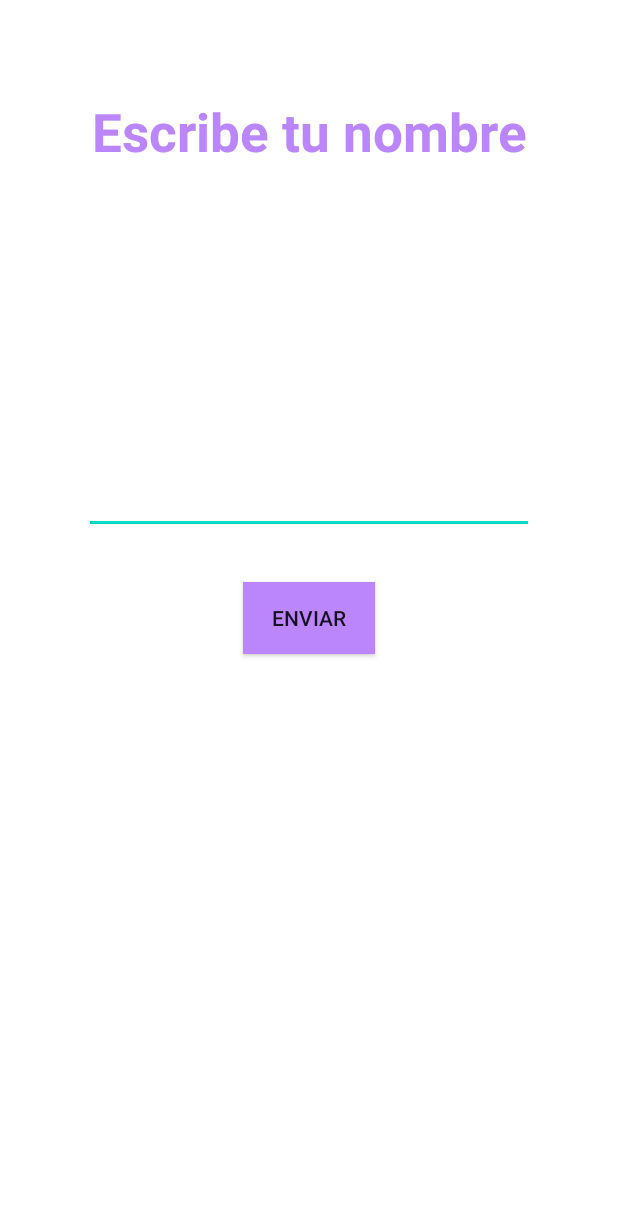
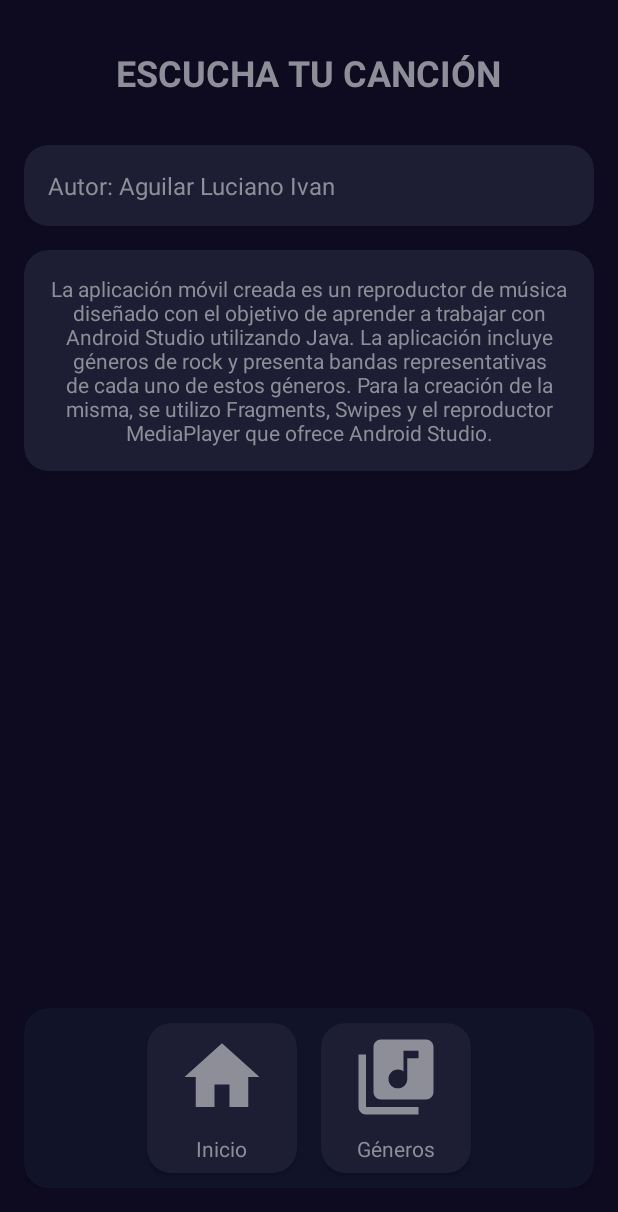
Before and after one commit to lucianoAguilarWD/EscuchaTuCancion, an Android app: the InformationActivity screen opened directly, with no data from a screen before it, on a phone screen of 412 x 824 dp. Shown: the top 1212 px of the screen. Run offline under Robolectric (Android 15) with nearby library versions, the phone set to English and light mode, and no system bars.

Commit message:
activity de información de la app y su vista

```diff
--- a/app/src/main/java/com/example/escuchatucancion/InformationActivity.java
+++ b/app/src/main/java/com/example/escuchatucancion/InformationActivity.java
@@ -1,24 +1,42 @@
 package com.example.escuchatucancion;
 
+import android.content.Intent;
 import android.os.Bundle;
+import androidx.appcompat.app.AppCompatActivity;
+import androidx.cardview.widget.CardView;
 
-import androidx.activity.EdgeToEdge;
-import androidx.appcompat.app.AppCompatActivity;
-import androidx.core.graphics.Insets;
-import androidx.core.view.ViewCompat;
-import androidx.core.view.WindowInsetsCompat;
 
 public class InformationActivity extends AppCompatActivity {
 
     @Override
     protected void onCreate(Bundle savedInstanceState) {
         super.onCreate(savedInstanceState);
-        EdgeToEdge.enable(this);
         setContentView(R.layout.activity_information);
-        ViewCompat.setOnApplyWindowInsetsListener(findViewById(R.id.main), (v, insets) -> {
-            Insets systemBars = insets.getInsets(WindowInsetsCompat.Type.systemBars());
-            v.setPadding(systemBars.left, systemBars.top, systemBars.right, systemBars.bottom);
-            return insets;
-        });
+
+        initializeUI();
+    }
+
+    private void initializeUI() {
+        CardView volverAInicio = findViewById(R.id.home);
+        CardView genres = findViewById(R.id.genres);
+
+        setNavigateTo(volverAInicio, this::navigateToMenu);
+        setNavigateTo(genres, this::navigateToGenre);
+
+    }
+
+    private void setNavigateTo(CardView cardView, Runnable action) {
+        cardView.setOnClickListener(v -> action.run());
+    }
+
+    private void navigateToGenre(){
+        Intent intent = new Intent(InformationActivity.this, MusicGenresActivity.class);
+        startActivity(intent);
+    }
+
+    // Método para navegar al menú
+    private void navigateToMenu() {
+        Intent intent = new Intent(InformationActivity.this, MenuActivity.class);
+        startActivity(intent);
     }
 }
--- a/app/src/main/res/layout/activity_information.xml
+++ b/app/src/main/res/layout/activity_information.xml
@@ -6,44 +6,155 @@
     android:id="@+id/main"
     android:layout_width="match_parent"
     android:layout_height="match_parent"
-    >
+    android:background="@color/background_app"
+    android:paddingHorizontal="16dp"
+    android:paddingVertical="32dp">
 
     <TextView
+        android:id="@+id/tvTitle"
         android:layout_width="wrap_content"
         android:layout_height="wrap_content"
-        android:layout_marginTop="64dp"
-        android:text="Escribe tu nombre"
-        android:textColor="@color/purple_200"
-        android:textSize="35sp"
+        android:text="@string/app_name"
+        android:textAllCaps="true"
+        android:textColor="@color/title_text"
+        android:textSize="24sp"
         android:textStyle="bold"
-        app:layout_constraintEnd_toEndOf="parent"
-        app:layout_constraintStart_toStartOf="parent"
-        app:layout_constraintTop_toTopOf="parent"
-
-        />
-
-    <androidx.appcompat.widget.AppCompatEditText
-        android:id="@+id/etName"
-        android:layout_width="300dp"
-        android:layout_height="wrap_content"
-        android:layout_marginBottom="32dp"
-        android:maxLines="1"
-        android:singleLine="true"
-        app:layout_constraintBottom_toTopOf="@+id/btnEnviar"
-        app:layout_constraintEnd_toEndOf="parent"
-        app:layout_constraintStart_toStartOf="parent"
-
-        />
-
-    <androidx.appcompat.widget.AppCompatButton
-        android:id="@+id/btnEnviar"
-        android:layout_width="wrap_content"
-        android:layout_height="wrap_content"
-        android:background="@color/purple_200"
-        android:text="Enviar"
-        app:layout_constraintBottom_toBottomOf="parent"
         app:layout_constraintEnd_toEndOf="parent"
         app:layout_constraintStart_toStartOf="parent"
         app:layout_constraintTop_toTopOf="parent" />
 
+    <androidx.cardview.widget.CardView
+        android:id="@+id/author"
+        android:layout_width="match_parent"
+        android:layout_height="wrap_content"
+        android:layout_marginTop="32dp"
+        app:cardBackgroundColor="@color/background_component"
+        app:cardCornerRadius="16dp"
+        app:layout_constraintEnd_toEndOf="parent"
+        app:layout_constraintStart_toStartOf="parent"
+        app:layout_constraintTop_toBottomOf="@id/tvTitle">
+
+        <TextView
+            android:id="@+id/tvAuthor"
+            android:layout_width="wrap_content"
+            android:layout_height="wrap_content"
+            android:layout_margin="16dp"
+            android:gravity="center"
+            android:text="@string/author"
+            android:textColor="@color/title_text"
+            android:textSize="16sp" />
+
+    </androidx.cardview.widget.CardView>
+
+    <androidx.cardview.widget.CardView
+        android:id="@+id/description"
+        android:layout_width="match_parent"
+        android:layout_height="wrap_content"
+        android:layout_marginTop="16dp"
+        app:cardBackgroundColor="@color/background_component"
+        app:cardCornerRadius="16dp"
+        app:layout_constraintEnd_toEndOf="parent"
+        app:layout_constraintStart_toStartOf="parent"
+        app:layout_constraintTop_toBottomOf="@id/author">
+
+        <TextView
+            android:id="@+id/tvDescription"
+            android:layout_width="wrap_content"
+            android:layout_height="wrap_content"
+            android:layout_margin="16dp"
+            android:gravity="center"
+            android:text="@string/description"
+            android:textColor="@color/title_text"
+            android:textSize="14sp" />
+
+    </androidx.cardview.widget.CardView>
+
+
+
+
+
+    <androidx.cardview.widget.CardView
+        android:layout_width="0dp"
+        android:layout_height="120dp"
+        app:cardBackgroundColor="@color/background_component_selected"
+        app:cardCornerRadius="16dp"
+        app:layout_constraintBottom_toBottomOf="parent"
+        app:layout_constraintEnd_toEndOf="parent"
+        app:layout_constraintStart_toStartOf="parent">
+
+        <LinearLayout
+            android:layout_width="match_parent"
+            android:layout_height="match_parent"
+            android:gravity="center"
+            android:orientation="horizontal">
+
+            <androidx.cardview.widget.CardView
+                android:id="@+id/home"
+                android:layout_width="100dp"
+                android:layout_height="100dp"
+                android:layout_marginEnd="16dp"
+                app:cardBackgroundColor="@color/background_component"
+                app:cardCornerRadius="16dp">
+
+                <androidx.appcompat.widget.LinearLayoutCompat
+                    android:layout_width="match_parent"
+                    android:layout_height="match_parent"
+                    android:gravity="center"
+                    android:orientation="vertical">
+
+                    <ImageView
+                        android:layout_width="60dp"
+                        android:layout_height="60dp"
+                        android:contentDescription=""
+                        android:src="@drawable/ic_home"
+                        app:tint="@color/title_text" />
+
+                    <TextView
+                        android:layout_width="wrap_content"
+                        android:layout_height="wrap_content"
+                        android:layout_marginTop="8dp"
+                        android:text="@string/home"
+                        android:textColor="@color/title_text" />
+
+                </androidx.appcompat.widget.LinearLayoutCompat>
+
+            </androidx.cardview.widget.CardView>
+
+            <androidx.cardview.widget.CardView
+                android:id="@+id/genres"
+                android:layout_width="100dp"
+                android:layout_height="100dp"
+                app:cardBackgroundColor="@color/background_component"
+                app:cardCornerRadius="16dp">
+
+                <androidx.appcompat.widget.LinearLayoutCompat
+                    android:layout_width="match_parent"
+                    android:layout_height="match_parent"
+                    android:gravity="center"
+                    android:orientation="vertical">
+
+                    <ImageView
+                        android:layout_width="60dp"
+                        android:layout_height="60dp"
+                        android:contentDescription=""
+                        android:src="@drawable/ic_genre"
+                        app:tint="@color/title_text" />
+
+                    <TextView
+                        android:layout_width="wrap_content"
+                        android:layout_height="wrap_content"
+                        android:layout_marginTop="8dp"
+                        android:text="@string/genres"
+                        android:textColor="@color/title_text" />
+
+                </androidx.appcompat.widget.LinearLayoutCompat>
+
+            </androidx.cardview.widget.CardView>
+
+
+        </LinearLayout>
+
+
+    </androidx.cardview.widget.CardView>
+
 </androidx.constraintlayout.widget.ConstraintLayout>
```
